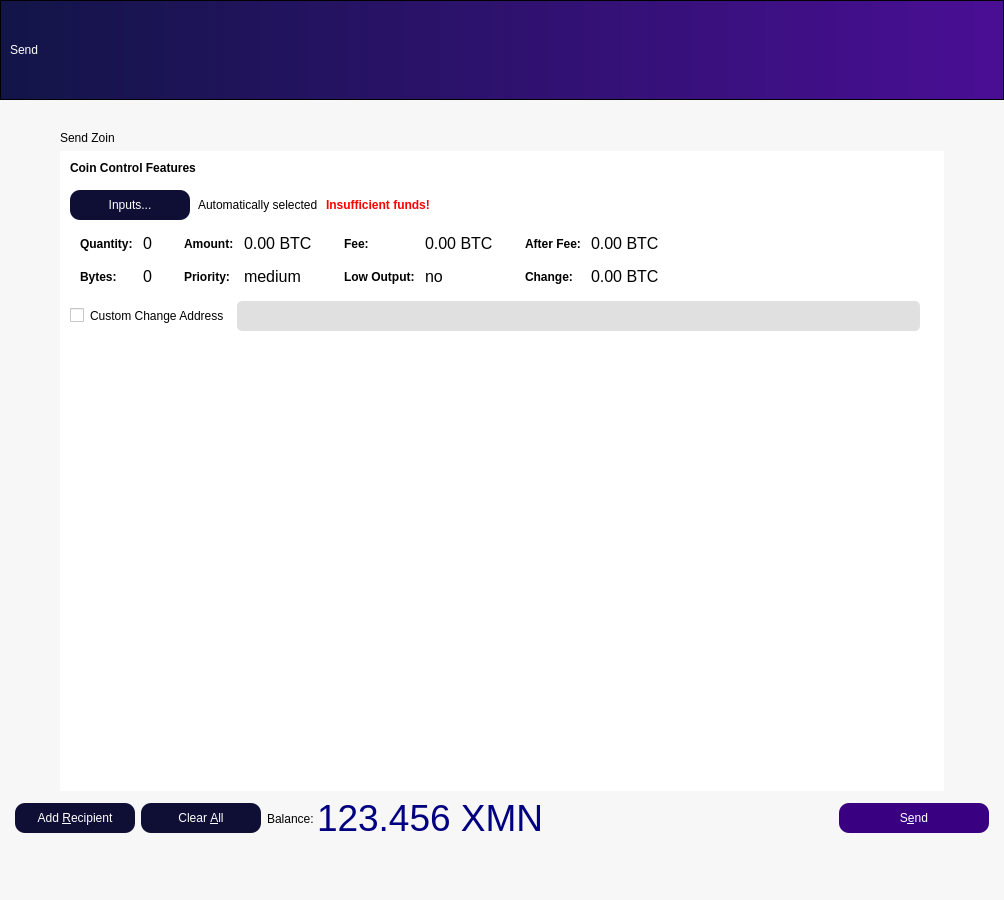
First picture: the form in src/qt/forms/sendcoinsdialog.ui, repository noirofficial/noir, before the edit.
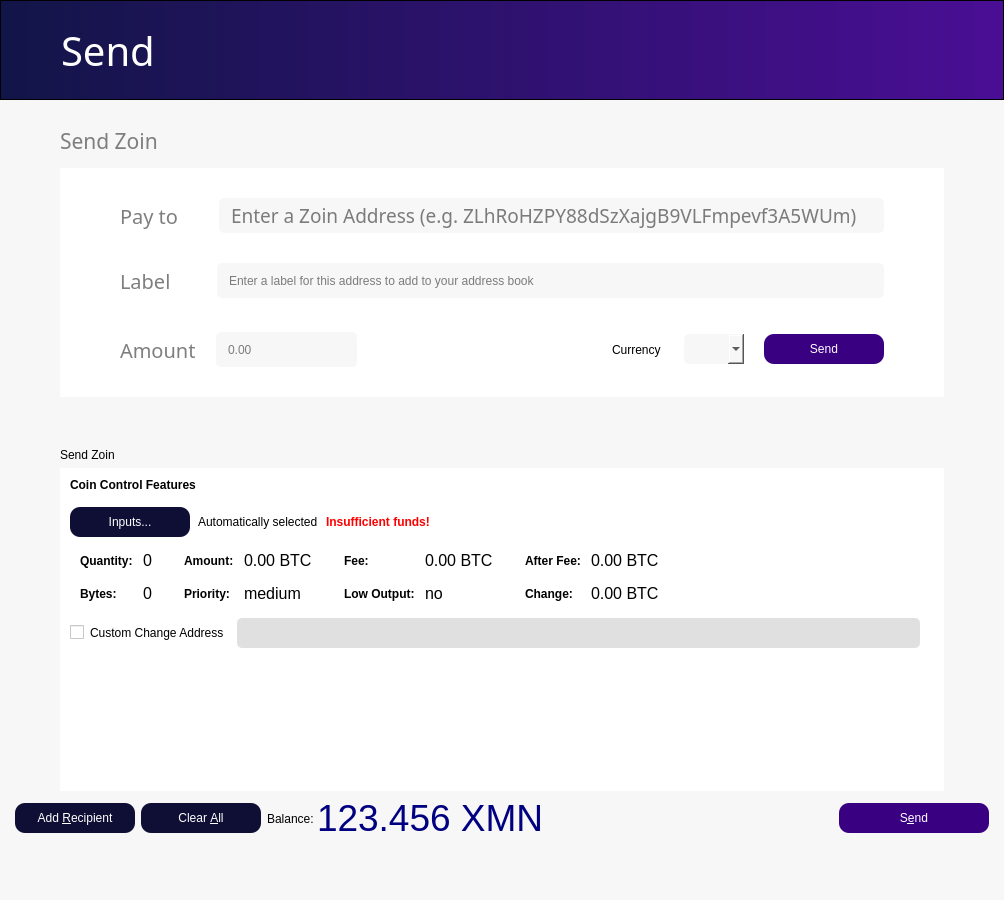
Second picture: the form after the edit.

Diff of the .ui file:
```diff
--- a/src/qt/forms/sendcoinsdialog.ui
+++ b/src/qt/forms/sendcoinsdialog.ui
@@ -16,7 +16,7 @@
   <property name="styleSheet">
    <string notr="true">background-color:rgba(247, 247, 247, 250);</string>
   </property>
-  <layout class="QVBoxLayout" name="verticalLayout" stretch="0,0,0">
+  <layout class="QVBoxLayout" name="verticalLayout" stretch="0,0,0,0,0">
    <property name="leftMargin">
     <number>0</number>
    </property>
@@ -27,7 +27,7 @@
     <number>0</number>
    </property>
    <property name="bottomMargin">
-    <number>60</number>
+    <number>0</number>
    </property>
    <item>
     <layout class="QVBoxLayout" name="Header">
@@ -72,8 +72,17 @@
           <enum>QFrame::Raised</enum>
          </property>
          <layout class="QVBoxLayout" name="verticalLayout_3">
+          <property name="leftMargin">
+           <number>60</number>
+          </property>
           <item>
            <widget class="QLabel" name="label_3">
+            <property name="font">
+             <font>
+              <family>Source Sans Pro</family>
+              <pointsize>30</pointsize>
+             </font>
+            </property>
             <property name="styleSheet">
              <string notr="true">background-color: rgb(0,0,0,0);
 color: white;</string>
@@ -90,6 +99,288 @@
      </item>
     </layout>
    </item>
+   <item>
+    <layout class="QVBoxLayout" name="verticalLayout_10">
+     <property name="spacing">
+      <number>12</number>
+     </property>
+     <property name="leftMargin">
+      <number>60</number>
+     </property>
+     <property name="topMargin">
+      <number>20</number>
+     </property>
+     <property name="rightMargin">
+      <number>60</number>
+     </property>
+     <property name="bottomMargin">
+      <number>20</number>
+     </property>
+     <item>
+      <widget class="QLabel" name="label_7">
+       <property name="font">
+        <font>
+         <family>Source Sans Pro</family>
+         <pointsize>16</pointsize>
+        </font>
+       </property>
+       <property name="styleSheet">
+        <string notr="true">color: rgb(126, 126, 126);</string>
+       </property>
+       <property name="text">
+        <string>Send Zoin</string>
+       </property>
+      </widget>
+     </item>
+     <item>
+      <widget class="QFrame" name="PayFrame">
+       <property name="styleSheet">
+        <string notr="true">background-color: rgb(255, 255, 255);
+border:0;</string>
+       </property>
+       <property name="frameShape">
+        <enum>QFrame::StyledPanel</enum>
+       </property>
+       <property name="frameShadow">
+        <enum>QFrame::Raised</enum>
+       </property>
+       <layout class="QVBoxLayout" name="verticalLayout_12">
+        <property name="spacing">
+         <number>30</number>
+        </property>
+        <property name="leftMargin">
+         <number>60</number>
+        </property>
+        <property name="topMargin">
+         <number>30</number>
+        </property>
+        <property name="rightMargin">
+         <number>60</number>
+        </property>
+        <property name="bottomMargin">
+         <number>30</number>
+        </property>
+        <item>
+         <layout class="QHBoxLayout" name="horizontalLayout">
+          <property name="spacing">
+           <number>20</number>
+          </property>
+          <property name="topMargin">
+           <number>0</number>
+          </property>
+          <item>
+           <widget class="QLabel" name="label_4">
+            <property name="font">
+             <font>
+              <family>Source Sans Pro</family>
+              <pointsize>15</pointsize>
+             </font>
+            </property>
+            <property name="styleSheet">
+             <string notr="true">color: rgb(126, 126, 126);</string>
+            </property>
+            <property name="text">
+             <string>Pay to    </string>
+            </property>
+           </widget>
+          </item>
+          <item>
+           <widget class="QLineEdit" name="lineEdit">
+            <property name="font">
+             <font>
+              <family>Source Sans Pro</family>
+              <pointsize>14</pointsize>
+             </font>
+            </property>
+            <property name="styleSheet">
+             <string notr="true">background-color:rgba(247, 247, 247, 250);
+height: 35px;
+border-radius:5px;
+border-style:solid;
+border-color:gray;
+border-width:thin;
+padding-left: 10;
+</string>
+            </property>
+            <property name="inputMask">
+             <string/>
+            </property>
+            <property name="text">
+             <string/>
+            </property>
+            <property name="cursorPosition">
+             <number>0</number>
+            </property>
+            <property name="alignment">
+             <set>Qt::AlignLeading|Qt::AlignLeft|Qt::AlignVCenter</set>
+            </property>
+            <property name="placeholderText">
+             <string>Enter a Zoin Address (e.g. ZLhRoHZPY88dSzXajgB9VLFmpevf3A5WUm)</string>
+            </property>
+           </widget>
+          </item>
+         </layout>
+        </item>
+        <item>
+         <layout class="QHBoxLayout" name="horizontalLayout_4">
+          <property name="spacing">
+           <number>20</number>
+          </property>
+          <property name="leftMargin">
+           <number>0</number>
+          </property>
+          <property name="topMargin">
+           <number>0</number>
+          </property>
+          <property name="rightMargin">
+           <number>0</number>
+          </property>
+          <property name="bottomMargin">
+           <number>4</number>
+          </property>
+          <item>
+           <widget class="QLabel" name="label_5">
+            <property name="font">
+             <font>
+              <family>Source Sans Pro</family>
+              <pointsize>15</pointsize>
+             </font>
+            </property>
+            <property name="styleSheet">
+             <string notr="true">color: rgb(126, 126, 126);</string>
+            </property>
+            <property name="text">
+             <string>Label     </string>
+            </property>
+           </widget>
+          </item>
+          <item>
+           <widget class="QLineEdit" name="lineEdit_2">
+            <property name="styleSheet">
+             <string notr="true">background-color:rgba(247, 247, 247, 250);
+height: 35px;
+border-radius:5px;
+border-style:solid;
+border-color:gray;
+border-width:thin;
+padding-left: 10;</string>
+            </property>
+            <property name="text">
+             <string/>
+            </property>
+            <property name="placeholderText">
+             <string>Enter a label for this address to add to your address book</string>
+            </property>
+           </widget>
+          </item>
+         </layout>
+        </item>
+        <item>
+         <layout class="QHBoxLayout" name="horizontalLayout_5">
+          <property name="spacing">
+           <number>20</number>
+          </property>
+          <property name="topMargin">
+           <number>0</number>
+          </property>
+          <item>
+           <widget class="QLabel" name="label_6">
+            <property name="font">
+             <font>
+              <family>Source Sans Pro</family>
+              <pointsize>15</pointsize>
+             </font>
+            </property>
+            <property name="styleSheet">
+             <string notr="true">color: rgb(126, 126, 126);</string>
+            </property>
+            <property name="text">
+             <string>Amount</string>
+            </property>
+           </widget>
+          </item>
+          <item>
+           <widget class="QLineEdit" name="lineEdit_3">
+            <property name="styleSheet">
+             <string notr="true">background-color:rgba(247, 247, 247, 250);
+height: 35px;
+border-radius:5px;
+border-style:solid;
+border-color:gray;
+border-width:thin;
+padding-left: 10;</string>
+            </property>
+            <property name="text">
+             <string/>
+            </property>
+            <property name="placeholderText">
+             <string>0.00</string>
+            </property>
+           </widget>
+          </item>
+          <item>
+           <widget class="QLabel" name="label_9">
+            <property name="styleSheet">
+             <string notr="true">color:white;</string>
+            </property>
+            <property name="lineWidth">
+             <number>2</number>
+            </property>
+            <property name="text">
+             <string>ADD SPACE IN THIS LABEL TO MAKE </string>
+            </property>
+           </widget>
+          </item>
+          <item>
+           <widget class="QLabel" name="label_8">
+            <property name="text">
+             <string>Currency </string>
+            </property>
+           </widget>
+          </item>
+          <item>
+           <widget class="QComboBox" name="comboBox">
+            <property name="styleSheet">
+             <string notr="true">background-color:rgba(247, 247, 247, 250);
+height: 30px;
+border-radius:5px;
+border-style:solid;
+border-color:gray;
+border-width:thin;
+</string>
+            </property>
+            <property name="currentText">
+             <string/>
+            </property>
+            <property name="iconSize">
+             <size>
+              <width>0</width>
+              <height>0</height>
+             </size>
+            </property>
+           </widget>
+          </item>
+          <item>
+           <widget class="QPushButton" name="pushButton">
+            <property name="styleSheet">
+             <string notr="true">background-color: rgb(57, 0, 130);
+color: white;
+border-radius:10px;
+height:30px;
+width:120px;</string>
+            </property>
+            <property name="text">
+             <string>Send</string>
+            </property>
+           </widget>
+          </item>
+         </layout>
+        </item>
+       </layout>
+      </widget>
+     </item>
+    </layout>
+   </item>
    <item>
     <layout class="QVBoxLayout" name="MainWindow">
      <property name="leftMargin">
@@ -910,6 +1201,35 @@
      </item>
     </layout>
    </item>
+   <item>
+    <layout class="QHBoxLayout" name="horizontalLayout_6">
+     <property name="leftMargin">
+      <number>60</number>
+     </property>
+     <property name="topMargin">
+      <number>30</number>
+     </property>
+     <property name="rightMargin">
+      <number>60</number>
+     </property>
+     <property name="bottomMargin">
+      <number>30</number>
+     </property>
+     <item>
+      <layout class="QVBoxLayout" name="statusText">
+       <property name="topMargin">
+        <number>0</number>
+       </property>
+      </layout>
+     </item>
+     <item>
+      <layout class="QVBoxLayout" name="spacer"/>
+     </item>
+     <item>
+      <layout class="QHBoxLayout" name="statusBar"/>
+     </item>
+    </layout>
+   </item>
   </layout>
  </widget>
  <resources/>
```
